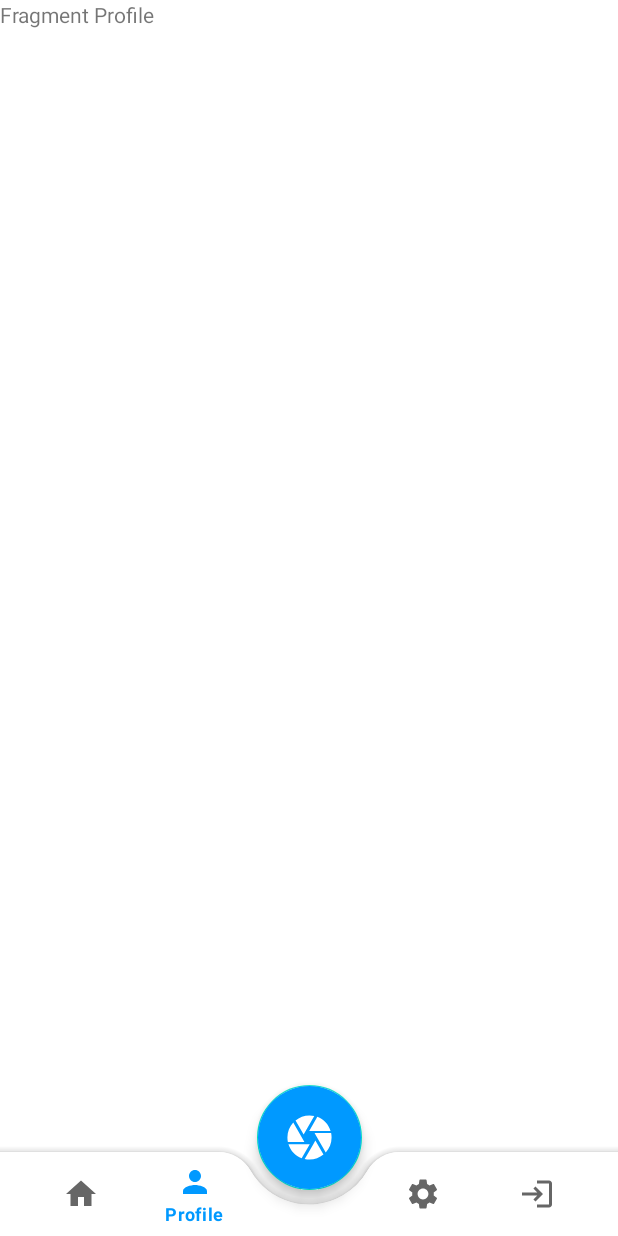
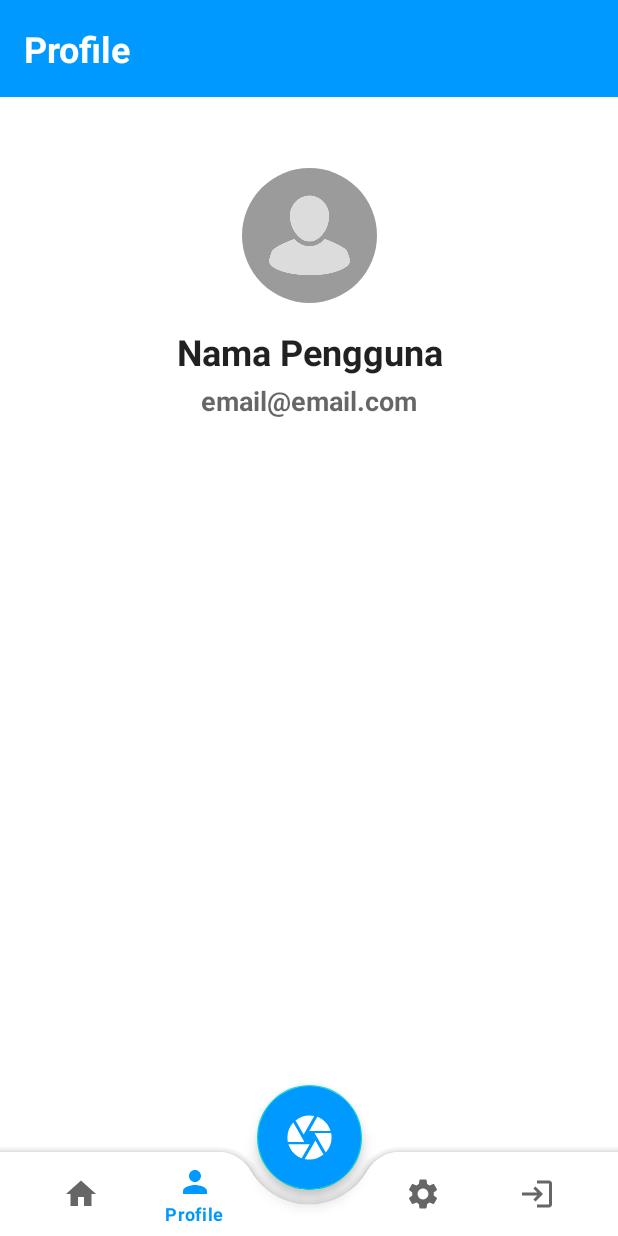
Before and after one commit to mrh275/SiBisa, an Android app: the screen it shows after launch (MainActivity), item 2 of the bottom bar chosen, on a phone screen of 412 x 824 dp. Run offline under Robolectric (Android 15) with nearby library versions, the phone set to English and light mode, and no system bars; our stand-ins replace CircleImageView; 5 statements that could not run were skipped.

Commit message:
modified profile fragment layout

```diff
--- a/app/src/main/res/layout/fragment_profile.xml
+++ b/app/src/main/res/layout/fragment_profile.xml
@@ -3,12 +3,68 @@
     xmlns:tools="http://schemas.android.com/tools"
     android:layout_width="match_parent"
     android:layout_height="match_parent"
+    xmlns:app="http://schemas.android.com/apk/res-auto"
     tools:context=".ui.home.fragment.ProfileFragment">
 
-    <!-- TODO: Update blank fragment layout -->
-    <TextView
+    <androidx.constraintlayout.widget.ConstraintLayout
+        android:id="@+id/actionBar"
         android:layout_width="match_parent"
-        android:layout_height="match_parent"
-        android:text="Fragment Profile" />
+        android:layout_height="wrap_content"
+        android:background="@color/blue_500"
+        android:padding="16dp">
+
+        <TextView
+            android:layout_width="match_parent"
+            android:layout_height="wrap_content"
+            android:text="@string/profile"
+            android:textSize="24sp"
+            android:textStyle="bold"
+            android:textColor="@color/white"
+            app:layout_constraintTop_toTopOf="parent"
+            app:layout_constraintStart_toStartOf="parent"/>
+    </androidx.constraintlayout.widget.ConstraintLayout>
+
+    <androidx.constraintlayout.widget.ConstraintLayout
+        android:layout_width="match_parent"
+        android:layout_height="wrap_content"
+        android:paddingTop="112dp">
+
+        <de.hdodenhof.circleimageview.CircleImageView
+            android:id="@+id/iv_user_profile"
+            android:layout_width="90dp"
+            android:layout_height="90dp"
+            android:src="@drawable/user_profil"
+            app:layout_constraintTop_toTopOf="parent"
+            app:layout_constraintStart_toStartOf="parent"
+            app:layout_constraintEnd_toEndOf="parent"/>
+
+        <TextView
+            android:id="@+id/tv_profile_name"
+            android:layout_width="match_parent"
+            android:layout_height="wrap_content"
+            android:textColor="?android:textColorPrimary"
+            android:textSize="24sp"
+            android:textStyle="bold"
+            android:textAlignment="center"
+            android:text="@string/user_name"
+            android:layout_marginTop="16dp"
+            app:layout_constraintTop_toBottomOf="@+id/iv_user_profile"
+            app:layout_constraintStart_toStartOf="parent"
+            app:layout_constraintEnd_toEndOf="parent"/>
+
+        <TextView
+            android:id="@+id/tv_profile_email"
+            android:layout_width="match_parent"
+            android:layout_height="wrap_content"
+            android:textColor="?android:textColorSecondary"
+            android:textSize="18sp"
+            android:textStyle="bold"
+            android:textAlignment="center"
+            android:text="@string/email_template"
+            android:layout_marginTop="4dp"
+            app:layout_constraintTop_toBottomOf="@+id/tv_profile_name"
+            app:layout_constraintStart_toStartOf="parent"
+            app:layout_constraintEnd_toEndOf="parent"/>
+    </androidx.constraintlayout.widget.ConstraintLayout>
 
 </FrameLayout>
```
